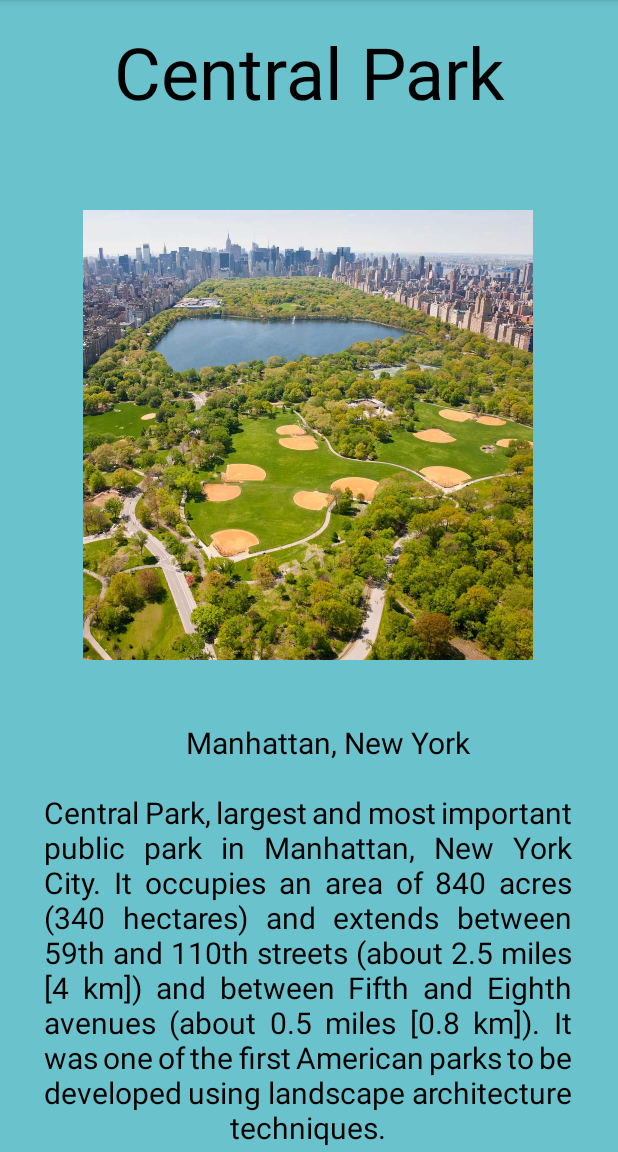
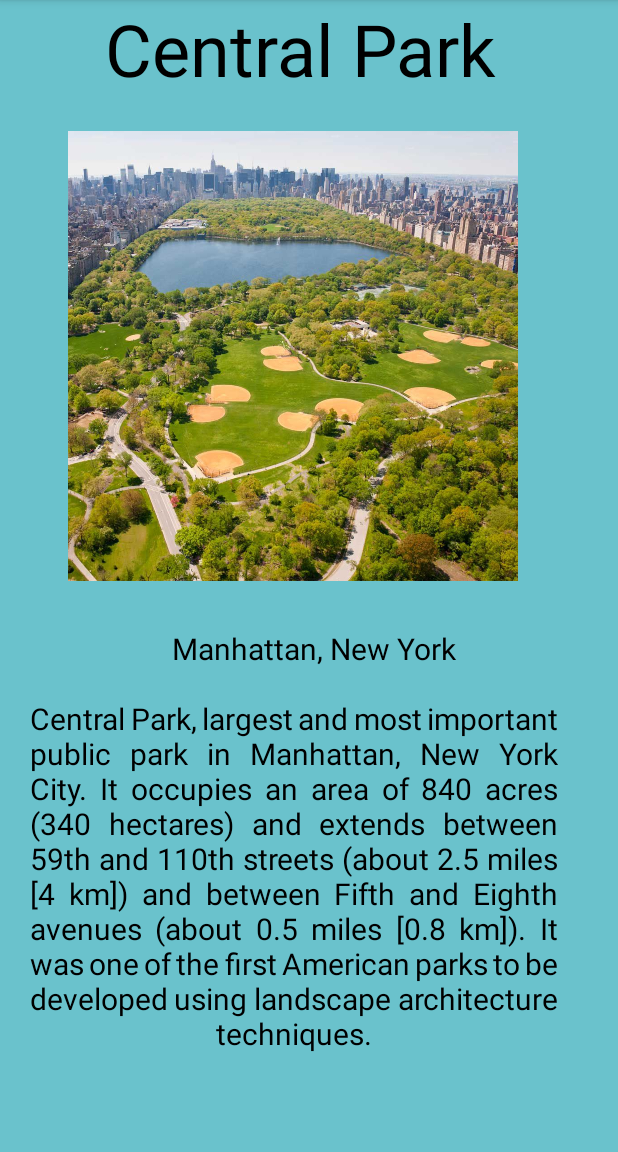
Before and after one commit to Hallowjack1/TyRiveraCLE, an Android app: the screen it shows after launch (park), after a tap on "park", on a phone screen of 412 x 824 dp, the part 84-1236 px from its top. Run offline under Robolectric (Android 15) with nearby library versions, the phone set to English and light mode, and no system bars.

Commit message:
initial commit

```diff
--- a/app/src/main/java/com/demo/tyriveracle/Home.java
+++ b/app/src/main/java/com/demo/tyriveracle/Home.java
@@ -13,6 +13,9 @@ public class Home extends AppCompatActivity {
     protected void onCreate(Bundle savedInstanceState) {
         super.onCreate(savedInstanceState);
         setContentView(R.layout.activity_home);
+        if (getSupportActionBar() != null) {
+            getSupportActionBar().hide();
+        }
 
         ImageView imgOne = findViewById(R.id.burj);
         imgOne.setOnClickListener(new View.OnClickListener(){
--- a/app/src/main/res/layout/activity_main.xml
+++ b/app/src/main/res/layout/activity_main.xml
@@ -1,5 +1,5 @@
 <?xml version="1.0" encoding="utf-8"?>
-<androidx.constraintlayout.widget.ConstraintLayout xmlns:android="http://schemas.android.com/apk/res/android"
+<LinearLayout xmlns:android="http://schemas.android.com/apk/res/android"
     xmlns:app="http://schemas.android.com/apk/res-auto"
     xmlns:tools="http://schemas.android.com/tools"
     android:layout_width="150dp"
--- a/app/src/main/res/layout/activity_park.xml
+++ b/app/src/main/res/layout/activity_park.xml
@@ -1,11 +1,43 @@
 <?xml version="1.0" encoding="utf-8"?>
-<androidx.constraintlayout.widget.ConstraintLayout xmlns:android="http://schemas.android.com/apk/res/android"
+<LinearLayout xmlns:android="http://schemas.android.com/apk/res/android"
     xmlns:app="http://schemas.android.com/apk/res-auto"
     xmlns:tools="http://schemas.android.com/tools"
     android:layout_width="match_parent"
     android:layout_height="match_parent"
     android:background="#6AC2CC"
-    tools:context=".park">
+    tools:context=".park"
+    android:orientation="vertical">
+
+    <TextView
+        android:id="@+id/textView15"
+        android:layout_width="300dp"
+        android:layout_height="67dp"
+        android:text="@string/central_park"
+        android:textAlignment="center"
+        android:textColor="@color/black"
+        android:textSize="48sp"
+        android:translationX="50dp"
+        app:layout_constraintBottom_toBottomOf="parent"
+        app:layout_constraintEnd_toEndOf="parent"
+        app:layout_constraintStart_toStartOf="parent"
+        app:layout_constraintTop_toTopOf="parent"
+        app:layout_constraintVertical_bias="0.022" />
+
+    <ImageView
+        android:id="@+id/imageView5"
+        android:layout_width="300dp"
+        android:layout_height="300dp"
+        android:layout_marginBottom="328dp"
+        android:contentDescription="@string/central_park"
+        android:translationX="45dp"
+        android:translationY="20dp"
+        app:layout_constraintBottom_toBottomOf="parent"
+        app:layout_constraintEnd_toEndOf="parent"
+        app:layout_constraintHorizontal_bias="0.495"
+        app:layout_constraintStart_toStartOf="parent"
+        app:layout_constraintTop_toTopOf="@+id/textView15"
+        app:layout_constraintVertical_bias="1.0"
+        app:srcCompat="@drawable/centralpark" />
 
     <TextView
         android:id="@+id/textView14"
@@ -16,6 +48,8 @@
         android:textAlignment="center"
         android:textColor="@color/black"
         android:textSize="20sp"
+        android:translationX="20dp"
+        android:translationY="-300dp"
         app:layout_constraintBottom_toBottomOf="parent"
         app:layout_constraintEnd_toEndOf="parent"
         app:layout_constraintHorizontal_bias="0.492"
@@ -23,31 +57,4 @@
         app:layout_constraintTop_toTopOf="parent"
         app:layout_constraintVertical_bias="1.0" />
 
-    <ImageView
-        android:id="@+id/imageView5"
-        android:layout_width="300dp"
-        android:layout_height="300dp"
-        android:layout_marginBottom="328dp"
-        android:contentDescription="@string/central_park"
-        app:layout_constraintBottom_toBottomOf="parent"
-        app:layout_constraintEnd_toEndOf="parent"
-        app:layout_constraintHorizontal_bias="0.495"
-        app:layout_constraintStart_toStartOf="parent"
-        app:layout_constraintTop_toTopOf="@+id/textView15"
-        app:layout_constraintVertical_bias="1.0"
-        app:srcCompat="@drawable/centralpark" />
-
-    <TextView
-        android:id="@+id/textView15"
-        android:layout_width="300dp"
-        android:layout_height="wrap_content"
-        android:text="@string/central_park"
-        android:textAlignment="center"
-        android:textColor="@color/black"
-        android:textSize="48sp"
-        app:layout_constraintBottom_toBottomOf="parent"
-        app:layout_constraintEnd_toEndOf="parent"
-        app:layout_constraintStart_toStartOf="parent"
-        app:layout_constraintTop_toTopOf="parent"
-        app:layout_constraintVertical_bias="0.022" />
-</androidx.constraintlayout.widget.ConstraintLayout>
+</LinearLayout>
```
Also changed, not shown: app/src/main/res/layout/activity_burj.xml (+9 -4 lines), app/src/main/res/layout/activity_falls.xml (+8 -3 lines), app/src/main/res/layout/activity_home.xml (+5 -3 lines), app/src/main/res/layout/activity_tower.xml (+20 -15 lines).
